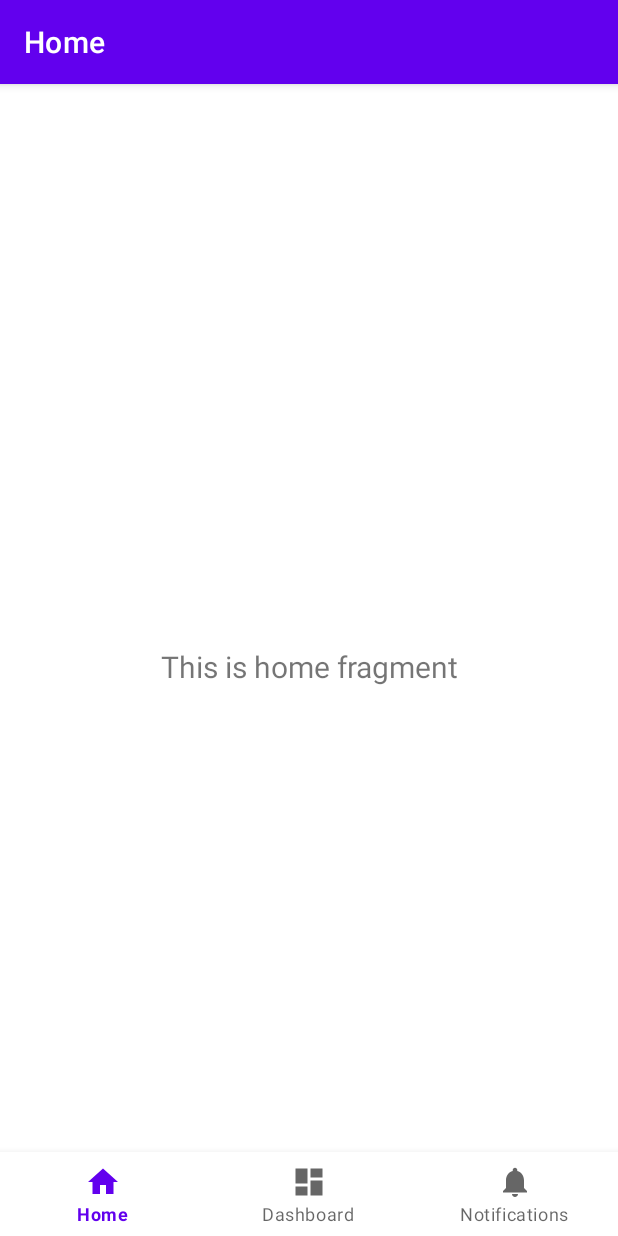
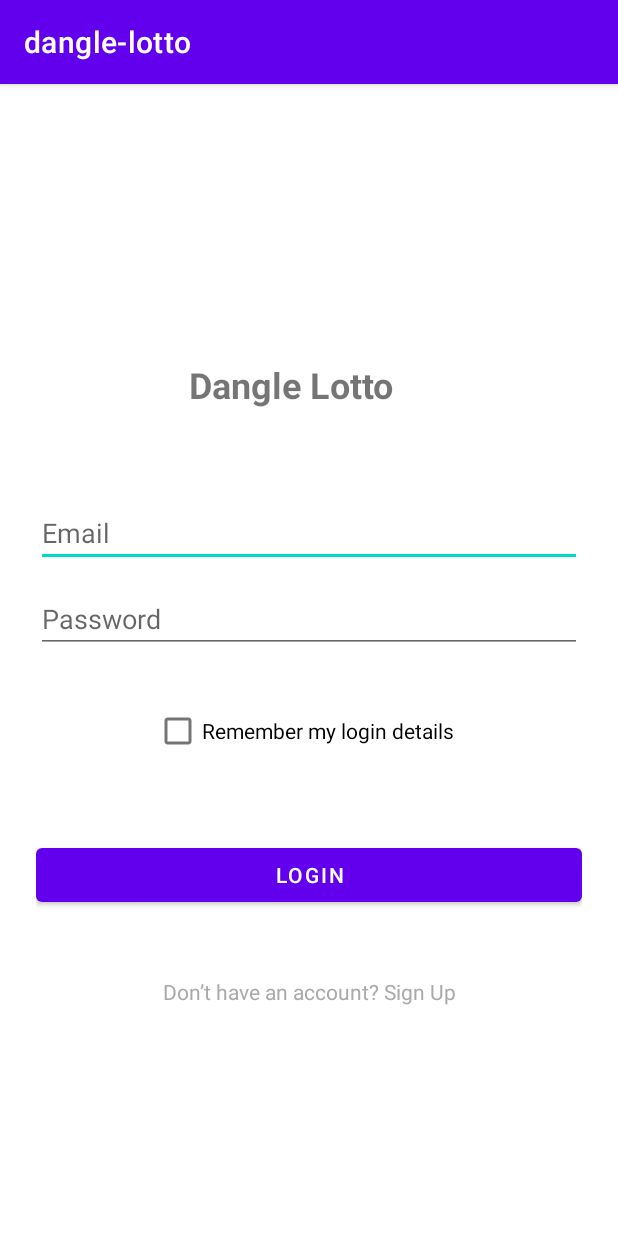
Before and after one commit to CMPUT301F25dangle/dangle-lotto, an Android app: the screen it shows after launch (MainActivity before the commit, LoginActivity after it), on a phone screen of 412 x 824 dp. Run offline under Robolectric (Android 15) with nearby library versions, the phone set to English and light mode, and no system bars; our stand-ins replace Firebase (no records; nobody signed in at launch, a user with empty details on screens opened directly).

Commit message:
LOGIN WORKS

```diff
--- /dev/null
+++ b/app/src/main/java/com/example/dangle_lotto/LoginActivity.java
@@ -0,0 +1,40 @@
+package com.example.dangle_lotto;
+
+import android.content.Intent;
+import android.os.Bundle;
+
+import androidx.appcompat.app.AppCompatActivity;
+import androidx.fragment.app.FragmentTransaction;
+
+import com.example.dangle_lotto.ui.login.LoginFragment;
+import com.example.dangle_lotto.ui.login.SignupFragment;
+import com.google.firebase.FirebaseApp;
+
+public class LoginActivity extends AppCompatActivity {
+
+    @Override
+    protected void onCreate(Bundle savedInstanceState) {
+        super.onCreate(savedInstanceState);
+        setContentView(R.layout.activity_login);
+
+        if (savedInstanceState == null) {
+            getSupportFragmentManager().beginTransaction()
+                    .replace(R.id.auth_fragment_container, new LoginFragment())
+                    .commit();
+        }
+        FirebaseApp.initializeApp(this);
+    }
+
+    public void onLoginSuccess() {
+        Intent intent = new Intent(LoginActivity.this, MainActivity.class);
+        startActivity(intent);
+        finish();
+    }
+
+    public void showSignupFragment() {
+        FragmentTransaction transaction = getSupportFragmentManager().beginTransaction();
+        transaction.replace(R.id.auth_fragment_container, new SignupFragment());
+        transaction.addToBackStack(null);
+        transaction.commit();
+    }
+}
--- /dev/null
+++ b/app/src/main/java/com/example/dangle_lotto/ui/login/LoginFragment.java
@@ -0,0 +1,92 @@
+package com.example.dangle_lotto.ui.login;
+
+import android.content.Intent;
+import android.os.Bundle;
+import android.text.TextUtils;
+import android.view.LayoutInflater;
+import android.view.View;
+import android.view.ViewGroup;
+import android.widget.Button;
+import android.widget.CheckBox;
+import android.widget.EditText;
+import android.widget.TextView;
+import android.widget.Toast;
+
+import androidx.annotation.NonNull;
+import androidx.fragment.app.Fragment;
+
+import com.example.dangle_lotto.MainActivity;
+import com.example.dangle_lotto.R;
+import com.google.firebase.auth.FirebaseAuth;
+
+public class LoginFragment extends Fragment {
+
+    private EditText etLoginEmail, etLoginPassword;
+    private Button btnLogin;
+    private CheckBox cbRememberMe;
+    private TextView tvToSignUp;
+    private FirebaseAuth mAuth;
+
+    public LoginFragment() {
+        // Required empty public constructor
+    }
+
+    @Override
+    public View onCreateView(LayoutInflater inflater, ViewGroup container,
+                             Bundle savedInstanceState) {
+
+        View view = inflater.inflate(R.layout.fragment_login, container, false);
+
+        etLoginEmail = view.findViewById(R.id.etLoginEmail);
+        etLoginPassword = view.findViewById(R.id.etLoginPassword);
+        //cbRememberMe = view.findViewById(R.id.cbRememberMe);
+        btnLogin = view.findViewById(R.id.btnLogin);
+        tvToSignUp = view.findViewById(R.id.tvGoToSignup);
+
+        mAuth = FirebaseAuth.getInstance();
+
+        btnLogin.setOnClickListener(v -> loginUser());
+        tvToSignUp.setOnClickListener(v -> switchToSignUp());
+
+        return view;
+    }
+
+    private void loginUser() {
+        String email = etLoginEmail.getText().toString().trim();
+        String password = etLoginPassword.getText().toString().trim();
+
+        if (TextUtils.isEmpty(email)) {
+            etLoginEmail.setError("Email is required");
+            return;
+        }
+
+        if (TextUtils.isEmpty(password)) {
+            etLoginPassword.setError("Password is required");
+            return;
+        }
+
+        btnLogin.setEnabled(false);
+
+        mAuth.signInWithEmailAndPassword(email, password)
+                .addOnCompleteListener(task -> {
+                    btnLogin.setEnabled(true);
+                    if (task.isSuccessful()) {
+                        Toast.makeText(getActivity(), "Login successful", Toast.LENGTH_SHORT).show();
+                        Intent intent = new Intent(getActivity(), MainActivity.class);
+                        startActivity(intent);
+                        getActivity().finish();
+                    } else {
+                        Toast.makeText(getActivity(), "Login failed: " + task.getException().getMessage(),
+                                Toast.LENGTH_LONG).show();
+                    }
+                });
+    }
+
+    private void switchToSignUp() {
+        requireActivity().getSupportFragmentManager()
+                .beginTransaction()
+                .replace(R.id.auth_fragment_container, new SignupFragment())
+                .addToBackStack(null)
+                .commit();
+    }
+}
--- /dev/null
+++ b/app/src/main/res/layout/activity_login.xml
@@ -0,0 +1,14 @@
+<?xml version="1.0" encoding="utf-8"?>
+<androidx.constraintlayout.widget.ConstraintLayout xmlns:android="http://schemas.android.com/apk/res/android"
+    xmlns:app="http://schemas.android.com/apk/res-auto"
+    xmlns:tools="http://schemas.android.com/tools"
+    android:layout_width="match_parent"
+             android:layout_height="match_parent">
+
+    <FrameLayout xmlns:android="http://schemas.android.com/apk/res/android"
+        android:id="@+id/auth_fragment_container"
+        android:layout_width="match_parent"
+        android:layout_height="match_parent"
+        android:layout_gravity="center"/>
+
+</androidx.constraintlayout.widget.ConstraintLayout>
--- /dev/null
+++ b/app/src/main/res/layout/fragment_login.xml
@@ -0,0 +1,79 @@
+<?xml version="1.0" encoding="utf-8"?>
+<androidx.constraintlayout.widget.ConstraintLayout xmlns:android="http://schemas.android.com/apk/res/android"
+    xmlns:app="http://schemas.android.com/apk/res-auto"
+    xmlns:tools="http://schemas.android.com/tools"
+    android:layout_width="match_parent"
+    android:layout_height="match_parent"
+    android:padding="24dp">
+
+    <TextView
+        android:id="@+id/tvLoginTitle"
+        android:layout_width="wrap_content"
+        android:layout_height="wrap_content"
+        android:text="Dangle Lotto"
+        android:textSize="24sp"
+        android:textStyle="bold"
+        app:layout_constraintBottom_toBottomOf="parent"
+        app:layout_constraintEnd_toEndOf="parent"
+        app:layout_constraintHorizontal_bias="0.448"
+        app:layout_constraintStart_toStartOf="parent"
+        app:layout_constraintTop_toTopOf="parent"
+        app:layout_constraintVertical_bias="0.233" />
+
+    <EditText
+        android:id="@+id/etLoginEmail"
+        android:layout_width="0dp"
+        android:layout_height="wrap_content"
+        android:layout_marginTop="60dp"
+        android:hint="Email"
+        android:inputType="textEmailAddress"
+        app:layout_constraintEnd_toEndOf="parent"
+        app:layout_constraintHorizontal_bias="1.0"
+        app:layout_constraintStart_toStartOf="parent"
+        app:layout_constraintTop_toBottomOf="@id/tvLoginTitle" />
+
+    <EditText
+        android:id="@+id/etLoginPassword"
+        android:layout_width="0dp"
+        android:layout_height="wrap_content"
+        android:layout_marginTop="12dp"
+        android:hint="Password"
+        android:inputType="textPassword"
+        app:layout_constraintEnd_toEndOf="parent"
+        app:layout_constraintStart_toStartOf="parent"
+        app:layout_constraintTop_toBottomOf="@id/etLoginEmail" />
+
+    <CheckBox
+        android:id="@+id/cbRememberMe"
+        android:layout_width="wrap_content"
+        android:layout_height="wrap_content"
+        android:layout_marginTop="28dp"
+        android:text="Remember my login details"
+        app:layout_constraintEnd_toEndOf="parent"
+        app:layout_constraintHorizontal_bias="0.481"
+        app:layout_constraintStart_toStartOf="parent"
+        app:layout_constraintTop_toBottomOf="@id/etLoginPassword" />
+
+    <Button
+        android:id="@+id/btnLogin"
+        android:layout_width="0dp"
+        android:layout_height="wrap_content"
+        android:layout_marginTop="48dp"
+        android:text="LOGIN"
+        app:layout_constraintEnd_toEndOf="parent"
+        app:layout_constraintHorizontal_bias="0.0"
+        app:layout_constraintStart_toStartOf="parent"
+        app:layout_constraintTop_toBottomOf="@id/cbRememberMe" />
+
+    <TextView
+        android:id="@+id/tvGoToSignup"
+        android:layout_width="wrap_content"
+        android:layout_height="wrap_content"
+        android:layout_marginTop="44dp"
+        android:text="Don’t have an account? Sign Up"
+        android:textColor="@android:color/darker_gray"
+        app:layout_constraintEnd_toEndOf="parent"
+        app:layout_constraintStart_toStartOf="parent"
+        app:layout_constraintTop_toBottomOf="@id/btnLogin" />
+
+</androidx.constraintlayout.widget.ConstraintLayout>
--- a/app/src/main/res/values/strings.xml
+++ b/app/src/main/res/values/strings.xml
@@ -3,4 +3,6 @@
     <string name="title_home">Home</string>
     <string name="title_dashboard">Dashboard</string>
     <string name="title_notifications">Notifications</string>
+    <!-- TODO: Remove or change this placeholder text -->
+    <string name="hello_blank_fragment">Hello blank fragment</string>
 </resources>
--- a/gradle/libs.versions.toml
+++ b/gradle/libs.versions.toml
@@ -11,6 +11,7 @@ lifecycleViewmodelKtx = "2.6.1"
 navigationFragment = "2.9.4"
 navigationUi = "2.9.4"
 firebaseFirestore = "26.0.2"
+legacySupportV4 = "1.0.0"
 
 [libraries]
 junit = { group = "junit", name = "junit", version.ref = "junit" }
@@ -24,6 +25,7 @@ lifecycle-viewmodel-ktx = { group = "androidx.lifecycle", name = "lifecycle-view
 navigation-fragment = { group = "androidx.navigation", name = "navigation-fragment", version.ref = "navigationFragment" }
 navigation-ui = { group = "androidx.navigation", name = "navigation-ui", version.ref = "navigationUi" }
 firebase-firestore = { group = "com.google.firebase", name = "firebase-firestore", version.ref = "firebaseFirestore" }
+legacy-support-v4 = { group = "androidx.legacy", name = "legacy-support-v4", version.ref = "legacySupportV4" }
 
 [plugins]
 android-application = { id = "com.android.application", version.ref = "agp" }
```
Also changed, not shown: app/build.gradle.kts (+6 -1 lines), app/src/main/AndroidManifest.xml (+7 -1 lines), app/src/main/java/com/example/dangle_lotto/ui/login/SignupFragment.java (added, +103 -0 lines), app/src/main/res/layout/fragment_signup.xml (added, +77 -0 lines).
